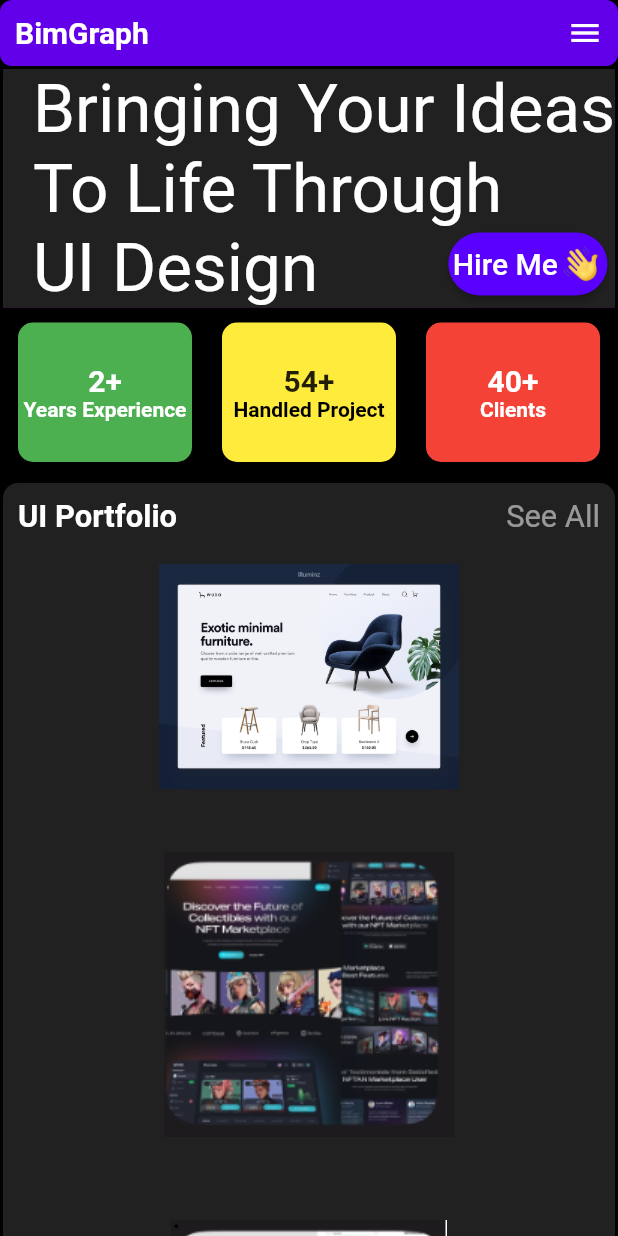
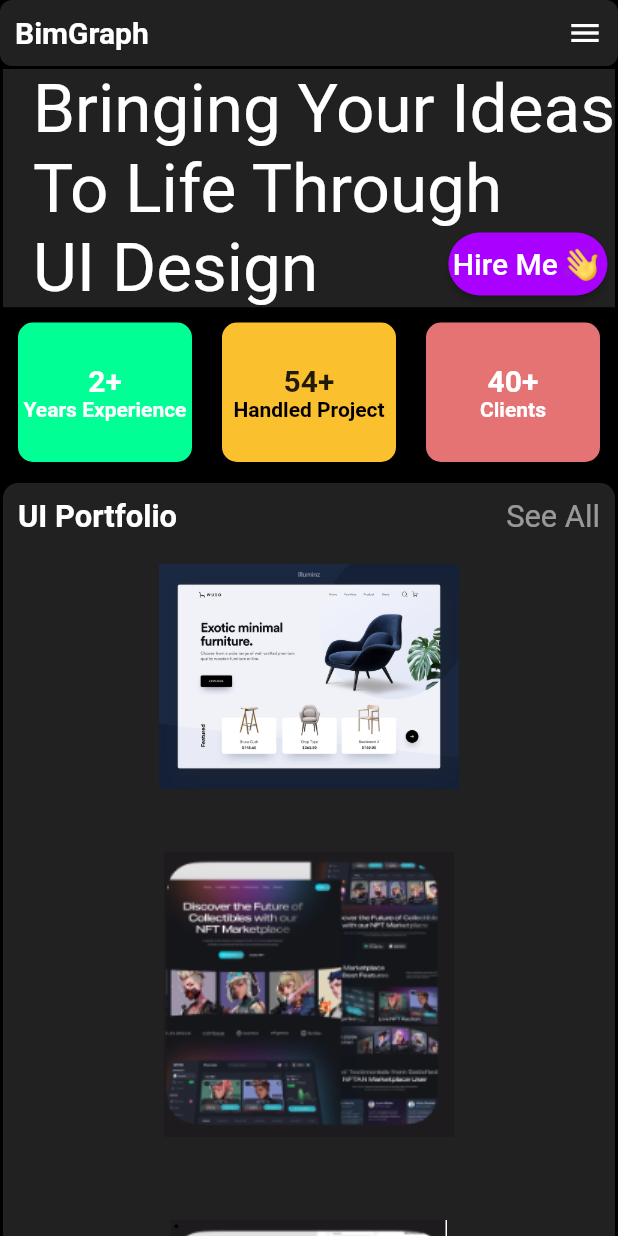
Before and after one commit to SoumyadeepOSD/FLUTTER_ASSIGNMENT, a Flutter app: the screen it shows after launch, on a phone screen of 412 x 824 dp. Run offline on Flutter 3.47's test engine with Material 2 defaults, Android fonts, the phone set to English and light mode, and no system bars; drawn by our look-alikes of auto_size_text.

Commit message:
color correction done

```diff
--- a/lib/ScreenFrame/screenframe.dart
+++ b/lib/ScreenFrame/screenframe.dart
@@ -69,7 +69,6 @@ Widget leftSection(
     Container(
       margin: const EdgeInsets.all(2.0),
       decoration: BoxDecoration(
-        color: Colors.purple,
         borderRadius: BorderRadius.circular(10),
       ),
       child: Column(
@@ -98,7 +97,7 @@ Widget leftSection(
           ),
           //testimonals
           Container(
-            color: screenWidth < 500 ? Colors.black : Colors.pink,
+            color: Colors.black,
             child: Row(
               mainAxisAlignment: MainAxisAlignment.spaceBetween,
               crossAxisAlignment: CrossAxisAlignment.center,
@@ -109,7 +108,7 @@ Widget leftSection(
                       vertical: 27,
                     ),
                     decoration: BoxDecoration(
-                      color: Colors.green,
+                      color: const Color.fromARGB(255, 0, 255, 149),
                       borderRadius: BorderRadius.circular(10),
                     ),
                     margin: const EdgeInsets.all(10),
@@ -141,7 +140,7 @@ Widget leftSection(
                       vertical: 27,
                     ),
                     decoration: BoxDecoration(
-                      color: Colors.yellow,
+                      color: Colors.yellow.shade700,
                       borderRadius: BorderRadius.circular(10),
                     ),
                     margin: const EdgeInsets.all(10),
@@ -173,7 +172,7 @@ Widget leftSection(
                       vertical: 27,
                     ),
                     decoration: BoxDecoration(
-                      color: Colors.red,
+                      color: Colors.red.shade300,
                       borderRadius: BorderRadius.circular(10),
                     ),
                     margin: const EdgeInsets.all(10),
@@ -235,7 +234,7 @@ Widget rightSection(
     Container(
       margin: const EdgeInsets.all(2.0),
       decoration: BoxDecoration(
-        color: Colors.blue,
+        color: Colors.black,
         borderRadius: BorderRadius.circular(10),
       ),
       child: Column(
@@ -246,7 +245,7 @@ Widget rightSection(
             children: [
               Container(
                 decoration: BoxDecoration(
-                  color: Colors.indigo,
+                  color: backgroundColor,
                   borderRadius: BorderRadius.circular(8.0),
                 ),
                 margin: const EdgeInsets.only(
@@ -265,7 +264,7 @@ Widget rightSection(
               ),
               Expanded(
                 child: Container(
-                  color: Colors.brown,
+                  color: Colors.black,
                   height: (screenHeight / 2),
                   child: Column(
                     mainAxisAlignment: MainAxisAlignment.spaceBetween,
@@ -454,7 +453,7 @@ Widget testimonalSection(double screenWidth) => Container(
       padding: const EdgeInsetsDirectional.all(10.0),
       height: screenWidth < 500 ? 700 : 500,
       decoration: BoxDecoration(
-        color: screenWidth > 500 ? Colors.green : cardbackgroundColor,
+        color: cardbackgroundColor,
         borderRadius: BorderRadius.circular(10),
       ),
       child: Column(
@@ -644,7 +643,7 @@ Widget MyButton(
             vertical: screenHeight * 0.03,
             horizontal: screenWidth * 0.03,
           ),
-          backgroundColor: const Color.fromARGB(255, 89, 0, 255),
+          backgroundColor: Colors.purpleAccent.shade700,
           shape: RoundedRectangleBorder(
             borderRadius: BorderRadius.circular(30),
           ),
@@ -672,7 +671,7 @@ Widget MyButton(
 Widget TopBar = Container(
   padding: const EdgeInsets.all(10.0),
   decoration: BoxDecoration(
-    color: Colors.deepPurpleAccent.shade700,
+    color: cardbackgroundColor,
     borderRadius: BorderRadius.circular(8.0),
   ),
   child: Row(
```
